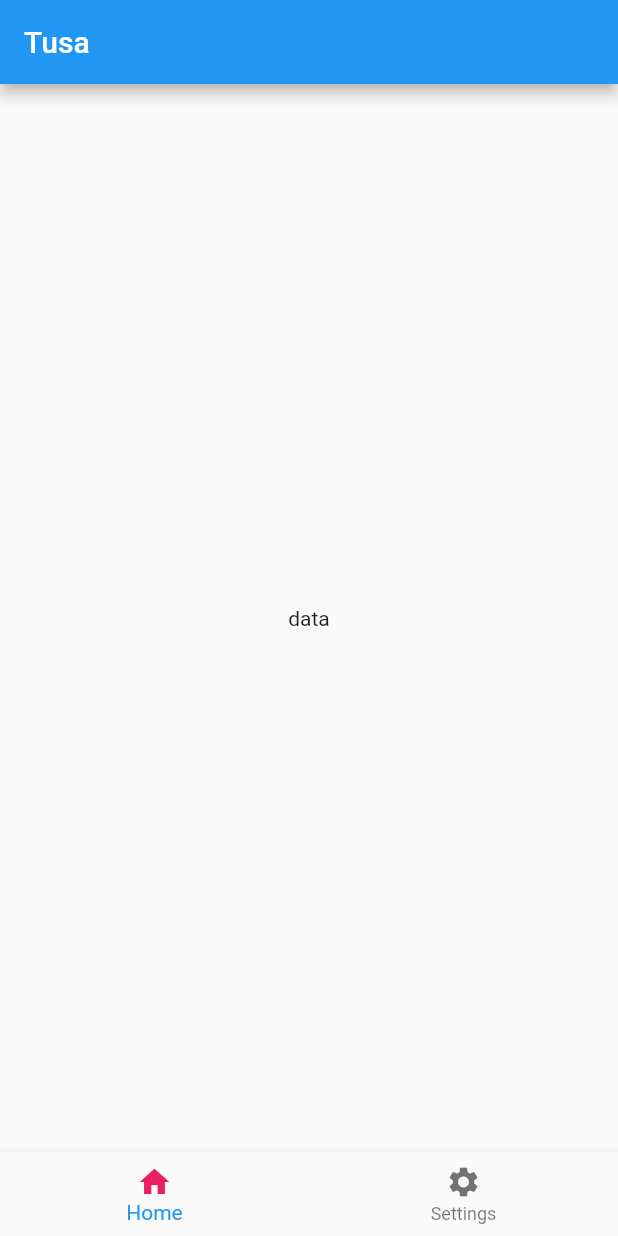
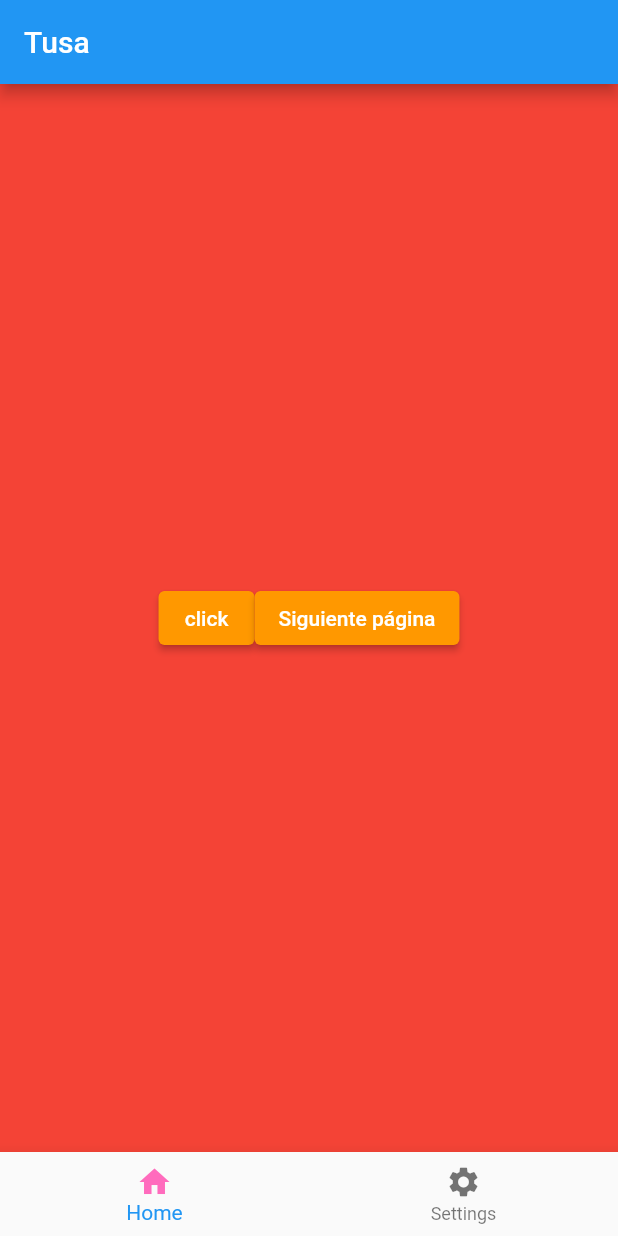
Before and after one commit to andogoiko/FlutterLearning, a Flutter app: the screen it shows after launch, on a phone screen of 412 x 824 dp. Run offline on Flutter 3.47's test engine with Material 2 defaults, Android fonts, the phone set to English and light mode, and no system bars.

Commit message:
tuto acabado

```diff
--- a/lib/main.dart
+++ b/lib/main.dart
@@ -1,36 +1,120 @@
 import 'package:flutter/material.dart';
 
 void main() {
-  runApp(const MyApp());
+  runApp(MyApp());
 }
 
 // flutter funciona siendo una cebolla de widgets, es decir, es widget sobre widget, sobre widget
-class MyApp extends StatelessWidget {
-  const MyApp({Key? key}) : super(key: key);
+class MyApp extends StatefulWidget {
+  MyApp({Key? key}) : super(key: key);
+
+  @override
+  State<MyApp> createState() => _MyAppState();
+}
+
+class _MyAppState extends State<MyApp> {
+  @override
+  Widget build(BuildContext context) {
+    return MaterialApp(debugShowCheckedModeBanner: false, home: MyAppExt());
+  }
+}
+
+class MyAppExt extends StatefulWidget {
+  const MyAppExt({super.key});
+
+  @override
+  State<MyAppExt> createState() => _MyAppExtState();
+}
+
+class _MyAppExtState extends State<MyAppExt> {
+  String buttonName = "click";
+  int currentIndex = 0;
+  bool _isClicked = false;
 
   @override
   Widget build(BuildContext context) {
-    return MaterialApp(
-      debugShowCheckedModeBanner: false,
-      home: Scaffold(
+    return Scaffold(
       appBar: AppBar(
         title: const Text('Tusa'),
       ),
-        body: Center(child: const Text('data')),
+      body: Center(
+        child: currentIndex == 0
+            ? Container(
+                width: double.infinity,
+                height: double.infinity,
+                color: Colors.red,
+                child: Row(
+                  mainAxisAlignment: MainAxisAlignment.center,
+                  crossAxisAlignment: CrossAxisAlignment.center,
+                  children: [
+                    ElevatedButton(
+                      style: ElevatedButton.styleFrom(
+                          onPrimary: Colors.white, primary: Colors.orange),
+                      onPressed: () {
+                        //print('Imprimeme argo illooooo');
+                        setState(() {
+                          buttonName = 'Tía Paola';
+                        });
+                      },
+                      child: Text(buttonName),
+                    ),
+                    ElevatedButton(
+                      style: ElevatedButton.styleFrom(
+                          onPrimary: Colors.white, primary: Colors.orange),
+                      onPressed: () {
+                        Navigator.of(context).push(
+                          MaterialPageRoute(
+                            builder: (BuildContext context) => const SigPag(),
+                          ),
+                        );
+                      },
+                      child: Text('Siguiente página'),
+                    )
+                  ],
+                ),
+              )
+            : GestureDetector(
+                onTap: () {
+                  setState(() {
+                    _isClicked = !_isClicked;
+                  });
+                },
+                child: _isClicked
+                    ? Image.asset('images/permatrago.jpg')
+                    : Image.network(
+                        'https://media.tenor.com/x8v1oNUOmg4AAAAd/rickroll-roll.gif'),
+              ),
+      ),
       bottomNavigationBar: BottomNavigationBar(
         items: const [
           const BottomNavigationBarItem(
               label: 'Home',
               icon: Icon(
                 Icons.home,
-                  color: Colors.pink,
+                color: Color.fromARGB(255, 255, 107, 189),
                 size: 24.0,
               )),
           const BottomNavigationBarItem(
               label: 'Settings', icon: Icon(Icons.settings))
         ],
+        currentIndex: currentIndex,
+        onTap: (int index) {
+          setState(() {
+            currentIndex = index;
+          });
+        },
       ),
-      ), //el scaffold monta el esqueleto de la app de flutter
+    ); //el scaffold monta el esqueleto de la app de flutter;
+  }
+}
+
+class SigPag extends StatelessWidget {
+  const SigPag({super.key});
+
+  @override
+  Widget build(BuildContext context) {
+    return Scaffold(
+      appBar: AppBar(),
     );
   }
 }
```
Also changed, not shown: pubspec.yaml (+22 -2 lines), images/permatrago.jpg (added), images/sombrero.png (added), pubspec.lock, 28 other files. Lines whose indentation alone changed are shown as unchanged.
